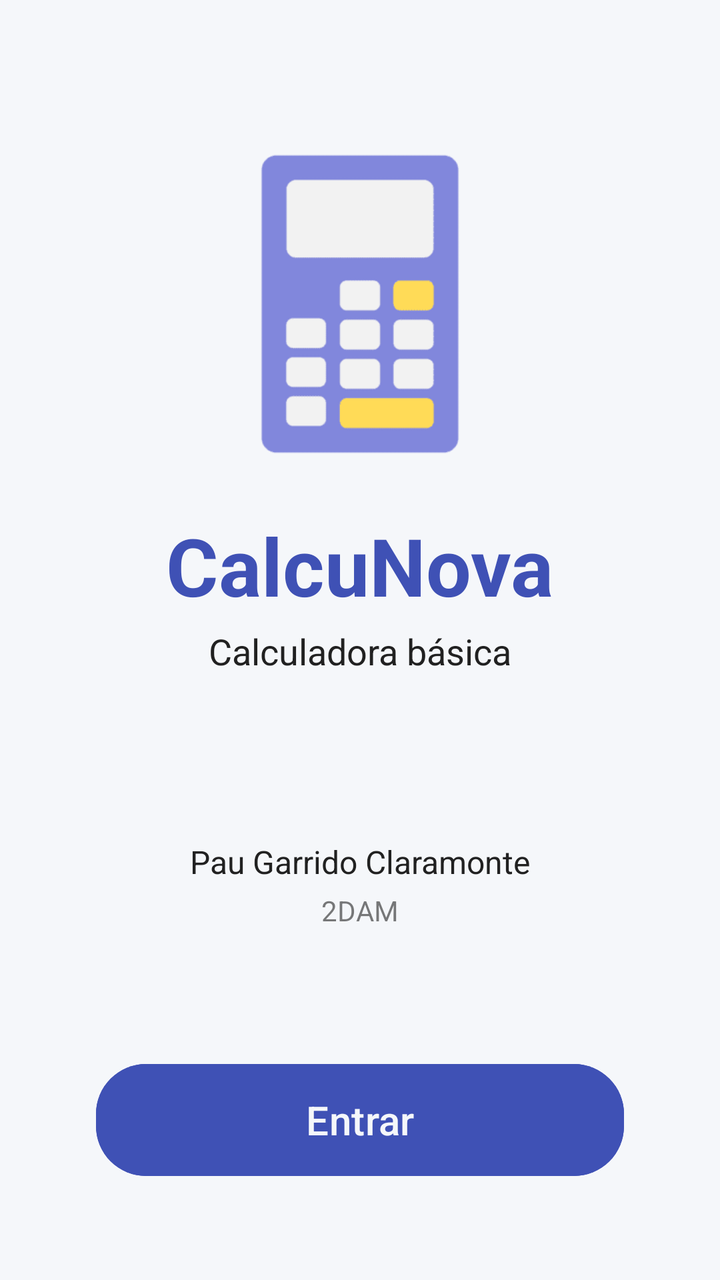
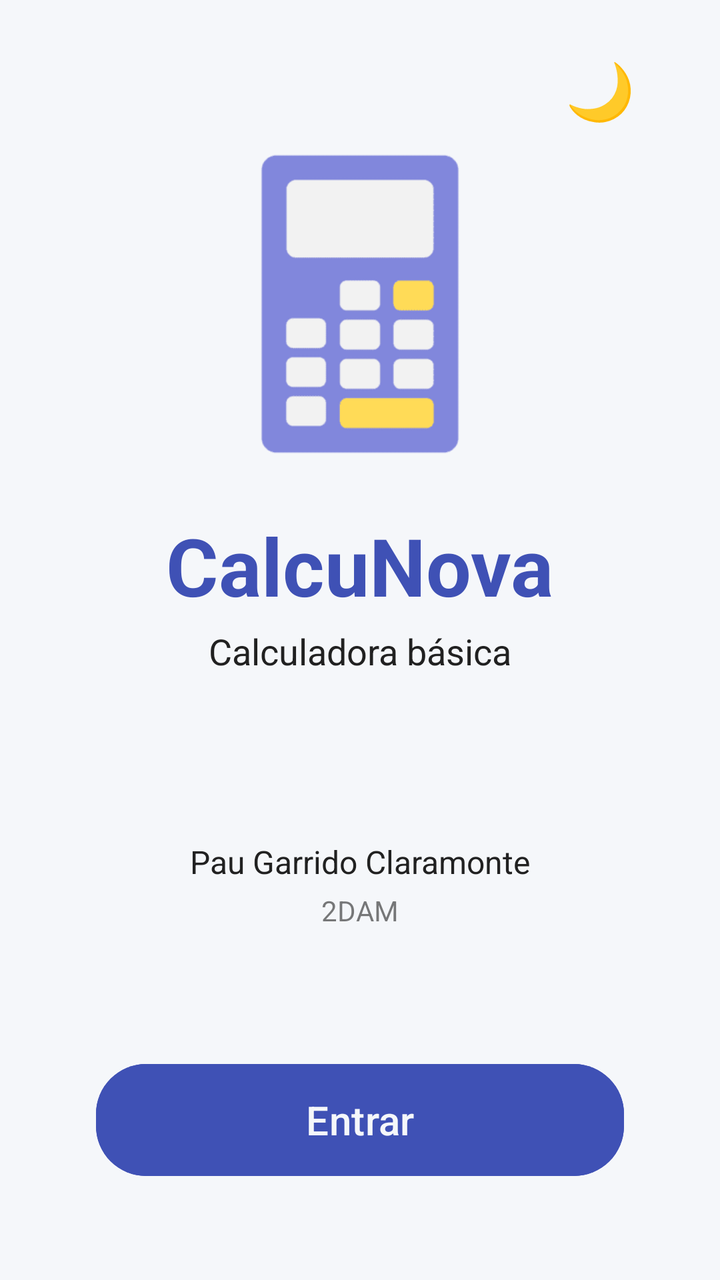

An Android layout rendered at two revisions. The XML below is the earlier revision; the diff shows what the commit changed to produce the second picture.
<!-- AndroidManifest.xml: application theme Theme.Calcunova -->
<!-- res/layout/activity_splash.xml -->
<?xml version="1.0" encoding="utf-8"?>
<androidx.constraintlayout.widget.ConstraintLayout
    xmlns:android="http://schemas.android.com/apk/res/android"
    xmlns:app="http://schemas.android.com/apk/res-auto"
    xmlns:tools="http://schemas.android.com/tools"
    android:id="@+id/main"
    android:layout_width="match_parent"
    android:layout_height="match_parent"
    tools:context=".SplashActivity">

    <ImageView
        android:id="@+id/imgLogo"
        android:layout_width="160dp"
        android:layout_height="160dp"
        android:layout_marginTop="72dp"
        android:contentDescription="@string/app_name"
        android:src="@drawable/logo_calculadora"
        app:layout_constraintTop_toTopOf="parent"
        app:layout_constraintStart_toStartOf="parent"
        app:layout_constraintEnd_toEndOf="parent" />

    <LinearLayout
        android:id="@+id/bloqueTitulo"
        android:layout_width="wrap_content"
        android:layout_height="wrap_content"
        android:layout_marginTop="24dp"
        android:orientation="vertical"
        android:gravity="center"
        app:layout_constraintTop_toBottomOf="@id/imgLogo"
        app:layout_constraintStart_toStartOf="parent"
        app:layout_constraintEnd_toEndOf="parent">

        <TextView
            android:id="@+id/txtTitulo"
            android:layout_width="wrap_content"
            android:layout_height="wrap_content"
            android:text="@string/app_name"
            android:textColor="@color/primario"
            android:textSize="40sp"
            android:textStyle="bold" />

        <TextView
            android:id="@+id/txtSubtitulo"
            android:layout_width="wrap_content"
            android:layout_height="wrap_content"
            android:layout_marginTop="4dp"
            android:text="@string/subtitulo"
            android:textColor="@color/texto"
            android:textSize="18sp" />
    </LinearLayout>

    <LinearLayout
        android:id="@+id/bloqueCreditos"
        android:layout_width="wrap_content"
        android:layout_height="wrap_content"
        android:orientation="vertical"
        android:gravity="center"
        app:layout_constraintTop_toBottomOf="@id/bloqueTitulo"
        app:layout_constraintBottom_toTopOf="@id/btnEntrar"
        app:layout_constraintStart_toStartOf="parent"
        app:layout_constraintEnd_toEndOf="parent">

        <TextView
            android:layout_width="wrap_content"
            android:layout_height="wrap_content"
            android:textColor="@color/texto"
            android:alpha="0.6"
            android:textSize="14sp" />

        <TextView
            android:layout_width="wrap_content"
            android:layout_height="wrap_content"
            android:text="@string/creadores"
            android:textColor="@color/texto"
            android:textSize="16sp" />

        <TextView
            android:layout_width="wrap_content"
            android:layout_height="wrap_content"
            android:layout_marginTop="4dp"
            android:text="@string/curso"
            android:textColor="@color/texto"
            android:alpha="0.6"
            android:textSize="14sp" />
    </LinearLayout>

    <Button
        android:id="@+id/btnEntrar"
        android:layout_width="0dp"
        android:layout_height="64dp"
        android:layout_marginStart="48dp"
        android:layout_marginEnd="48dp"
        android:layout_marginBottom="48dp"
        android:backgroundTint="@color/primario"
        android:text="@string/entrar"
        android:textColor="@color/fondo"
        android:textSize="20sp"
        app:cornerRadius="25dp"
        app:layout_constraintBottom_toBottomOf="parent"
        app:layout_constraintStart_toStartOf="parent"
        app:layout_constraintEnd_toEndOf="parent" />

</androidx.constraintlayout.widget.ConstraintLayout>
<!-- resources referenced by this layout -->
<resources>
  <color name="fondo">#F5F7FA</color>
  <color name="primario">#3F51B5</color>
  <color name="texto">#212121</color>
  <!-- drawable logo_calculadora: png bitmap (drawable, 3201 bytes) -->
  <string name="app_name">CalcuNova</string>
  <string name="creadores">Pau Garrido Claramonte</string>
  <string name="curso">2DAM</string>
  <string name="entrar">Entrar</string>
  <string name="subtitulo">Calculadora básica</string>
  <style name="Theme.Calcunova" parent="Theme.Material3.DayNight">
          <item name="android:windowBackground">@color/fondo</item>
          <item name="colorPrimary">@color/primario</item>
      </style>
</resources>

<!-- the commit's change to res/layout/activity_splash.xml (unified diff, before → after) -->
@@ -100,4 +100,16 @@
         app:layout_constraintStart_toStartOf="parent"
         app:layout_constraintEnd_toEndOf="parent" />
 
+    <Button
+        android:id="@+id/btnModo"
+        style="@style/Widget.Material3.Button.TextButton"
+        android:layout_width="wrap_content"
+        android:layout_height="wrap_content"
+        android:layout_margin="16dp"
+        android:contentDescription="@string/menu_modo"
+        android:text="🌙"
+        android:textSize="28sp"
+        app:layout_constraintTop_toTopOf="parent"
+        app:layout_constraintEnd_toEndOf="parent" />
+
 </androidx.constraintlayout.widget.ConstraintLayout>
<!-- resource entries referenced after the edit -->
@@ -8,6 +8,7 @@
   <string name="creadores">Pau Garrido Claramonte</string>
   <string name="curso">2DAM</string>
   <string name="entrar">Entrar</string>
+  <string name="menu_modo">Modo día/noche</string>
   <string name="subtitulo">Calculadora básica</string>
   <style name="Theme.Calcunova" parent="Theme.Material3.DayNight">
           <item name="android:windowBackground">@color/fondo</item>
